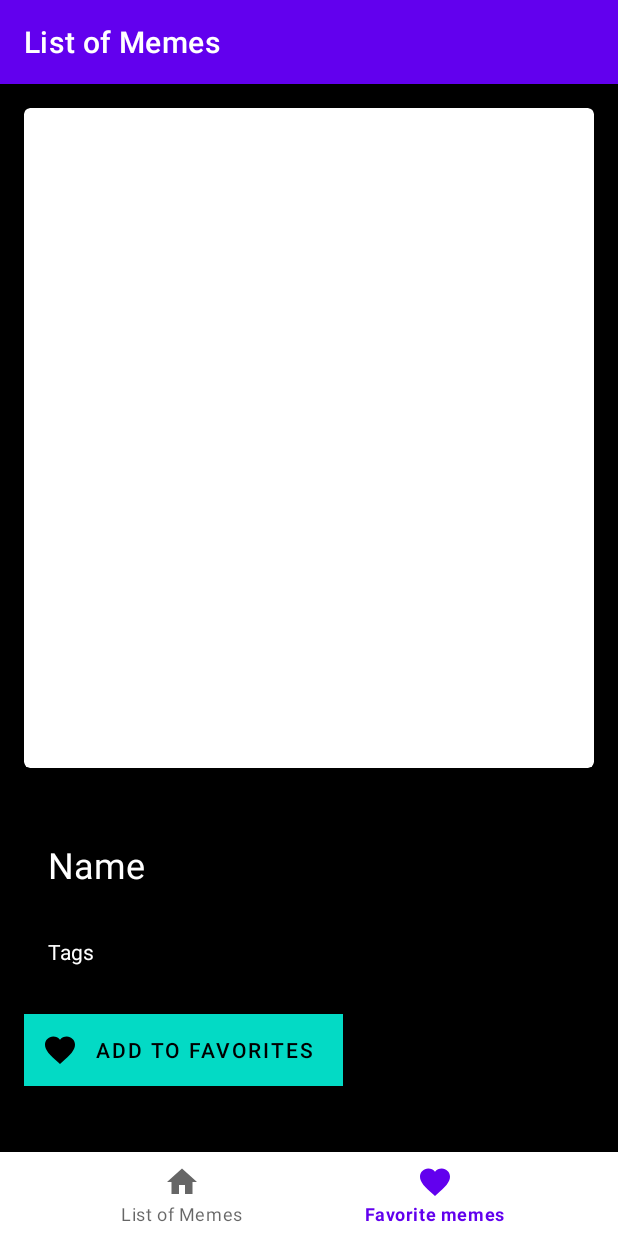
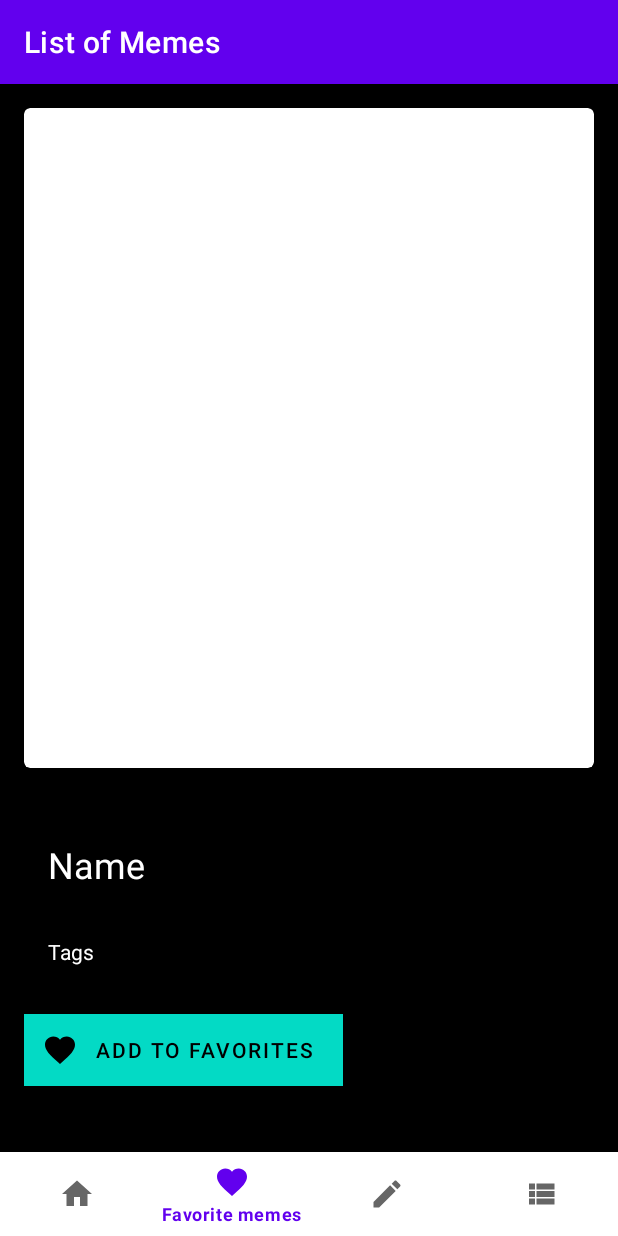
Before and after one commit to GadzoFilip/MemeApp, an Android app: the fragment MemeDetailFragment placed in its activity, item 2 of the bottom bar chosen, on a phone screen of 412 x 824 dp. Run offline under Robolectric (Android 15) with nearby library versions, the phone set to English and light mode, and no system bars; our stand-ins replace Room's generated code, navigation-ui; network calls fail; 9 statements that could not run were skipped.

Commit message:
Made create and created list xml

```diff
--- a/app/src/main/AndroidManifest.xml
+++ b/app/src/main/AndroidManifest.xml
@@ -3,6 +3,7 @@
     package="edu.rit.memeapp">
 
     <uses-permission android:name="android.permission.INTERNET" />
+    <uses-permission android:name="android.permission.READ_EXTERNAL_STORAGE"></uses-permission>
 
     <application
         android:usesCleartextTraffic="true"
--- a/app/src/main/java/edu/rit/memeapp/MainActivity.kt
+++ b/app/src/main/java/edu/rit/memeapp/MainActivity.kt
@@ -1,8 +1,13 @@
 package edu.rit.memeapp
 
+import android.content.Intent
+import android.content.pm.PackageManager
 import androidx.appcompat.app.AppCompatActivity
 import android.os.Bundle
+import android.provider.MediaStore
 import android.view.View
+import androidx.core.app.ActivityCompat
+import androidx.core.content.ContextCompat
 import androidx.navigation.NavController
 import androidx.navigation.fragment.NavHostFragment
 import androidx.navigation.ui.AppBarConfiguration
@@ -16,7 +21,9 @@ class MainActivity : AppCompatActivity() {
 
     private val navBarConfiguration = AppBarConfiguration(setOf(
         R.id.memeListFragment,
-        R.id.memeFavoritesFragment
+        R.id.memeFavoritesFragment,
+        R.id.memeCreateFragment,
+        R.id.memeCreateListFragment
     ))
 
     override fun onSupportNavigateUp(): Boolean = navController.navigateUp()
@@ -34,6 +41,8 @@ class MainActivity : AppCompatActivity() {
         navController.addOnDestinationChangedListener { controller, destination, bundle ->
             when (destination.id) {
                 R.id.memeListFragment,
+                R.id.memeCreateFragment -> binding.bottomNav.visibility = View.VISIBLE
+                R.id.memeCreateListFragment -> binding.bottomNav.visibility = View.VISIBLE
                 R.id.memeFavoritesFragment -> binding.bottomNav.visibility = View.VISIBLE
                 R.id.memeDetailFragment -> binding.bottomNav.visibility = View.GONE
             }
--- a/app/src/main/java/edu/rit/memeapp/data/local/MemeDatabase.kt
+++ b/app/src/main/java/edu/rit/memeapp/data/local/MemeDatabase.kt
@@ -1,8 +1,6 @@
 package edu.rit.memeapp.data.local
 
-
 import androidx.room.*
-
 import edu.rit.memeapp.data.model.MemeInfo
 
 @Dao
@@ -20,7 +18,6 @@ interface MemeDao {
     suspend fun delete(meme: MemeInfo)
 }
 
-
 @Database(entities = [MemeInfo::class], version = 1)
 abstract class AppDatabase: RoomDatabase() {
     abstract fun memeDao(): MemeDao
--- a/app/src/main/java/edu/rit/memeapp/data/model/Meme.kt
+++ b/app/src/main/java/edu/rit/memeapp/data/model/Meme.kt
@@ -5,7 +5,6 @@ import androidx.room.Entity
 import androidx.room.PrimaryKey
 import com.google.gson.annotations.SerializedName
 import kotlinx.android.parcel.Parcelize
-
 
 @Parcelize
 data class Meme (
--- a/app/src/main/java/edu/rit/memeapp/data/repository/FavoritesRepository.kt
+++ b/app/src/main/java/edu/rit/memeapp/data/repository/FavoritesRepository.kt
@@ -4,7 +4,6 @@ import android.content.Context
 import androidx.room.Room
 import edu.rit.memeapp.data.local.AppDatabase
 import edu.rit.memeapp.data.model.MemeInfo
-
 
 class FavoritesRepository(applicationContext: Context) {
 
--- a/app/src/main/java/edu/rit/memeapp/data/repository/MemeRepository.kt
+++ b/app/src/main/java/edu/rit/memeapp/data/repository/MemeRepository.kt
@@ -4,8 +4,7 @@ import edu.rit.memeapp.data.model.Meme
 import edu.rit.memeapp.data.remote.MemeService
 
 class MemeRepository (
-
-private val apiService: MemeService = MemeService.client
+    private val apiService: MemeService = MemeService.client
 ) {
     suspend fun getMeme(): Meme = apiService.getMemes()
 }
--- /dev/null
+++ b/app/src/main/res/drawable/ic_baseline_create_24.xml
@@ -0,0 +1,10 @@
+<vector xmlns:android="http://schemas.android.com/apk/res/android"
+    android:width="24dp"
+    android:height="24dp"
+    android:viewportWidth="24"
+    android:viewportHeight="24"
+    android:tint="?attr/colorControlNormal">
+  <path
+      android:fillColor="@android:color/white"
+      android:pathData="M3,17.25V21h3.75L17.81,9.94l-3.75,-3.75L3,17.25zM20.71,7.04c0.39,-0.39 0.39,-1.02 0,-1.41l-2.34,-2.34c-0.39,-0.39 -1.02,-0.39 -1.41,0l-1.83,1.83 3.75,3.75 1.83,-1.83z"/>
+</vector>
--- /dev/null
+++ b/app/src/main/res/drawable/ic_baseline_view_list_24.xml
@@ -0,0 +1,10 @@
+<vector xmlns:android="http://schemas.android.com/apk/res/android"
+    android:width="24dp"
+    android:height="24dp"
+    android:viewportWidth="24"
+    android:viewportHeight="24"
+    android:tint="?attr/colorControlNormal">
+  <path
+      android:fillColor="@android:color/white"
+      android:pathData="M4,14h4v-4L4,10v4zM4,19h4v-4L4,15v4zM4,9h4L8,5L4,5v4zM9,14h12v-4L9,10v4zM9,19h12v-4L9,15v4zM9,5v4h12L21,5L9,5z"/>
+</vector>
--- a/app/src/main/res/layout/fragment_meme_detail.xml
+++ b/app/src/main/res/layout/fragment_meme_detail.xml
@@ -1,4 +1,8 @@
 <?xml version="1.0" encoding="utf-8"?>
+<ScrollView
+    android:layout_width="fill_parent"
+    android:layout_height="fill_parent"
+    xmlns:android="http://schemas.android.com/apk/res/android">
 <LinearLayout xmlns:android="http://schemas.android.com/apk/res/android"
     xmlns:tools="http://schemas.android.com/tools"
     xmlns:app="http://schemas.android.com/apk/res-auto"
@@ -42,3 +46,4 @@
             />
     </LinearLayout>
 </LinearLayout>
+</ScrollView>
--- a/app/src/main/res/menu/main_menu.xml
+++ b/app/src/main/res/menu/main_menu.xml
@@ -11,4 +11,16 @@
         android:title="Favorite memes"
         android:icon="@drawable/ic_baseline_favorite_24"
         />
+
+    <item
+        android:id="@+id/memeCreateFragment"
+        android:title="Create"
+        android:icon="@drawable/ic_baseline_create_24"
+        />
+
+    <item
+        android:id="@+id/memeCreateListFragment"
+        android:title="Created List"
+        android:icon="@drawable/ic_baseline_view_list_24"
+        />
 </menu>
--- a/app/src/main/res/navigation/nav_graph.xml
+++ b/app/src/main/res/navigation/nav_graph.xml
@@ -16,6 +16,16 @@
         android:label="Favorites"
         tools:layout="@layout/fragment_meme_favorites" />
     <fragment
+        android:id="@+id/memeCreateFragment"
+        android:name="edu.rit.memeapp.ui.MemeCreateFragment"
+        android:label="Create"
+        tools:layout="@layout/fragment_meme_create" />
+    <fragment
+        android:id="@+id/memeCreateListFragment"
+        android:name="edu.rit.memeapp.ui.MemeCreateListFragment"
+        android:label="Created List"
+        tools:layout="@layout/fragment_create_list" />
+    <fragment
         android:id="@+id/memeDetailFragment"
         android:name="edu.rit.memeapp.MemeDetailFragment"
         tools:layout="@layout/fragment_meme_detail">
```
Also changed, not shown: app/src/main/java/edu/rit/memeapp/ui/MemeCreateFragment.kt (added, +25 -0 lines), app/src/main/java/edu/rit/memeapp/ui/MemeCreateListFragment.kt (added, +7 -0 lines), app/src/main/res/layout/fragment_create_list.xml (added, +12 -0 lines), app/src/main/res/layout/fragment_meme_create.xml (added, +131 -0 lines).
